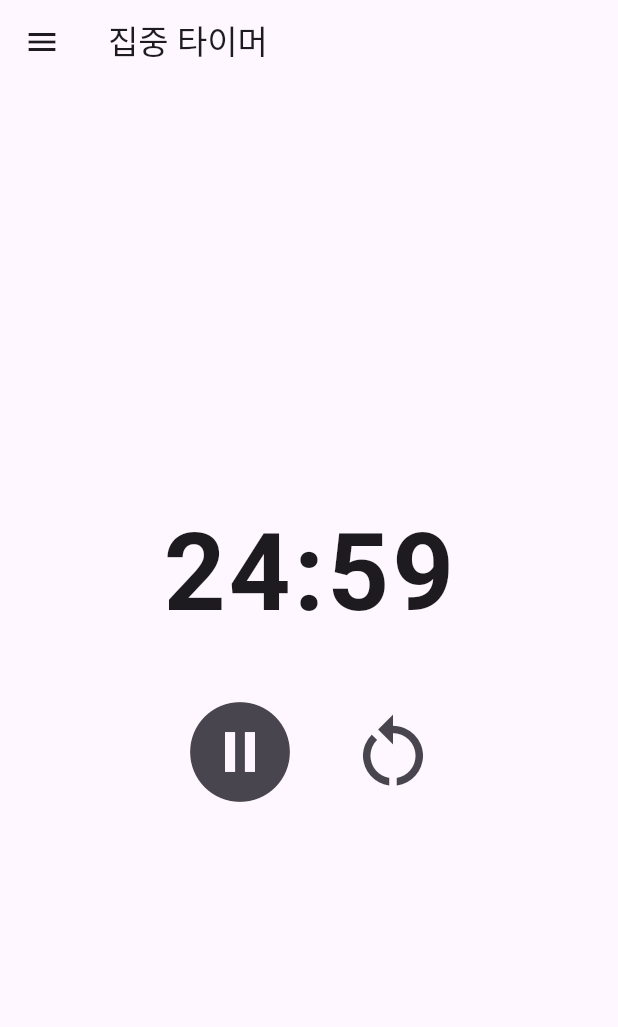
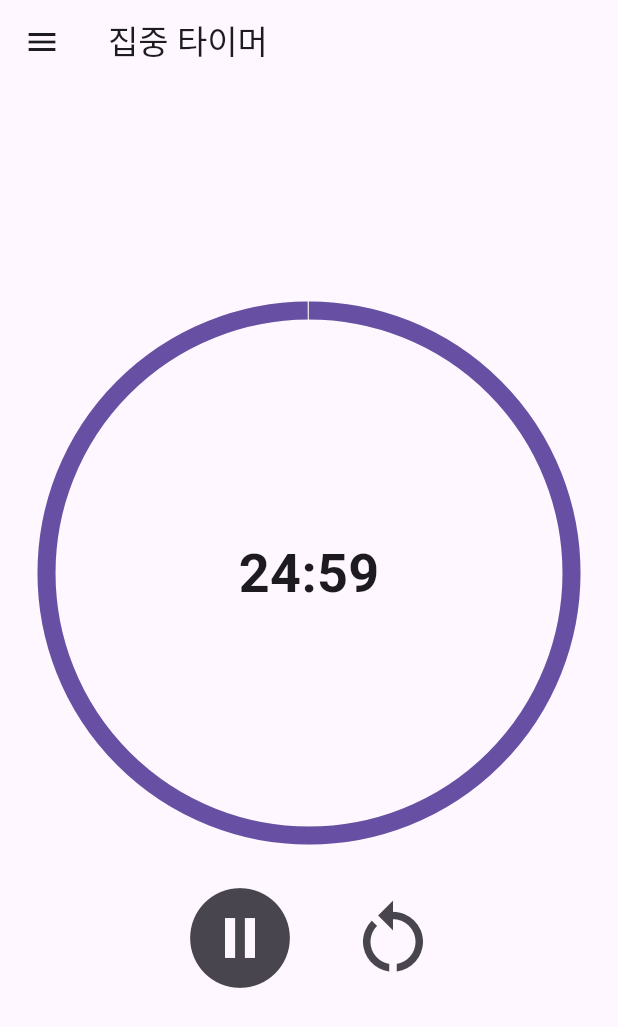
Before and after one commit to Leedoseo/To_do_list_Project, a Flutter app: the TimerScreen screen opened by its route, after a tap on the "play circle" icon, on a phone screen of 412 x 824 dp. Shown: the top 1027 px of the screen. Run offline on Flutter 3.47's test engine with Material 3 defaults, Android fonts, the phone set to English and light mode, and no system bars; our stand-ins replace flutter_local_notifications, table_calendar.

Commit message:
time_screen에 타이머에 원형으로 시간 가는거 표시 UI 추가

```diff
--- a/lib/screen/timer_screen.dart
+++ b/lib/screen/timer_screen.dart
@@ -1,11 +1,12 @@
 import 'dart:async'; // 비동기 타이머 기능을 위한 내장 패키지
 import 'dart:ui'; // FontFeature를 사용하기 위해 추가
+import 'package:flutter/material.dart';
+import 'package:flutter_local_notifications/flutter_local_notifications.dart'; // Local알림 패키지
 import 'package:todolist_project/Widgets/common_scaffold.dart'; // CommonScaffold 불러오기
-import 'package:flutter_local_notifications/flutter_local_notifications.dart'; // Local알림 패키지
-import 'package:flutter/material.dart';
 
 // 알림 객체 전역 선언
-final FlutterLocalNotificationsPlugin flutterLocalNotificationsPlugin = FlutterLocalNotificationsPlugin();
+final FlutterLocalNotificationsPlugin flutterLocalNotificationsPlugin =
+FlutterLocalNotificationsPlugin();
 
 class TimerScreen extends StatefulWidget {
   const TimerScreen({super.key});
@@ -15,7 +16,8 @@ class TimerScreen extends StatefulWidget {
 }
 
 class _TimerScreenState extends State<TimerScreen> {
-  final TextEditingController timeController = TextEditingController(text: "25:00");
+  final TextEditingController timeController =
+  TextEditingController(text: "25:00");
 
   int totalSeconds = 1500; // 현재 남은 시간 (초 단위)
   int sessionDuration = 0; // 실제 완료된 시간 (통계 저장용)
@@ -25,7 +27,6 @@ class _TimerScreenState extends State<TimerScreen> {
 
   // 알림 초기화 (앱 실행시 최초 1회 실행)
   @override
-
   void initState() {
     super.initState();
 
@@ -85,17 +86,15 @@ class _TimerScreenState extends State<TimerScreen> {
     );
   }
 
+  // 1초마다 호출되는 타이머 로직
   void onTick(Timer timer) {
     if (totalSeconds == 0) {
       setState(() {
         isRunning = false;
       });
       timer.cancel();
-
       sessionDuration = lastInputDuration;
-
       showNotification(); // 알림 호출
-      // sessionDuration 저장 로직 (예: SharedPreferences)
     } else {
       setState(() {
         totalSeconds -= 1;
@@ -103,6 +102,7 @@ class _TimerScreenState extends State<TimerScreen> {
     }
   }
 
+  // MM:SS 문자열 → 초 단위 정수로 변환
   int parseTime(String input) {
     try {
       final parts = input.split(":");
@@ -114,11 +114,13 @@ class _TimerScreenState extends State<TimerScreen> {
     }
   }
 
+  // 초 단위 정수 → MM:SS 문자열로 변환
   String formatTime(int seconds) {
     final duration = Duration(seconds: seconds);
     return duration.toString().split(".").first.substring(2, 7);
   }
 
+  // ▶️ 시작 버튼
   void onStartPressed() {
     if (!isRunning && totalSeconds == lastInputDuration) {
       final seconds = parseTime(timeController.text);
@@ -145,6 +147,7 @@ class _TimerScreenState extends State<TimerScreen> {
     }
   }
 
+  // ⏸ 일시정지 버튼
   void onPausePressed() {
     if (timer.isActive) timer.cancel();
     setState(() {
@@ -152,6 +155,7 @@ class _TimerScreenState extends State<TimerScreen> {
     });
   }
 
+  // 🔄 리셋 버튼
   void onRestartPressed() {
     if (timer.isActive) timer.cancel();
     setState(() {
@@ -168,6 +172,7 @@ class _TimerScreenState extends State<TimerScreen> {
     super.dispose();
   }
 
+  // 전체 UI
   @override
   Widget build(BuildContext context) {
     return CommonScaffold(
@@ -175,8 +180,8 @@ class _TimerScreenState extends State<TimerScreen> {
       body: SafeArea(
         child: Column(
           mainAxisAlignment: MainAxisAlignment.center,
-          crossAxisAlignment: CrossAxisAlignment.center,
           children: [
+            // 입력창 (타이머 시작 전)
             if (!isRunning && totalSeconds == lastInputDuration)
               Padding(
                 padding: const EdgeInsets.symmetric(horizontal: 40),
@@ -195,16 +200,40 @@ class _TimerScreenState extends State<TimerScreen> {
                 ),
               )
             else
+            // 원형 타이머 + 시간 표시
+              SizedBox(
+                width: 350,
+                height: 350,
+                child: Stack(
+                  alignment: Alignment.center,
+                  children: [
+                    SizedBox(
+                      width: 500,
+                      height: 500,
+                      child: CircularProgressIndicator(
+                        value: totalSeconds / lastInputDuration,
+                        strokeWidth: 12,
+                        backgroundColor: Colors.grey[300],
+                        valueColor: AlwaysStoppedAnimation<Color>(
+                          Theme.of(context).colorScheme.primary,
+                        ),
+                      ),
+                    ),
                     Text(
                       formatTime(totalSeconds),
                       style: const TextStyle(
-                  fontSize: 72,
+                        fontSize: 36,
                         fontWeight: FontWeight.bold,
                         fontFeatures: [FontFeature.tabularFigures()],
-                  letterSpacing: 2,
                       ),
                     ),
+                  ],
+                ),
+              ),
+
             const SizedBox(height: 20),
+
+            // 버튼 영역
             Row(
               mainAxisAlignment: MainAxisAlignment.center,
               children: [
```
Lines whose indentation alone changed are shown as unchanged.
